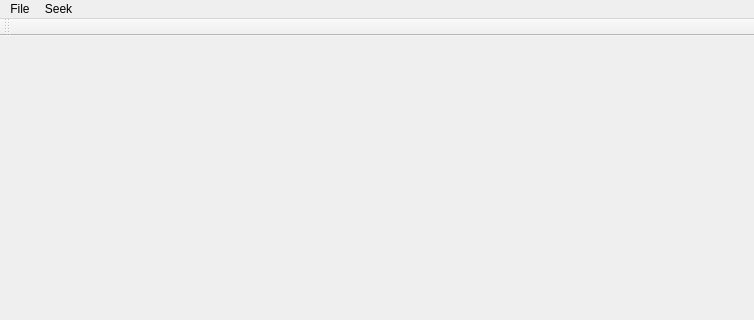
Qt form mainwindow.ui (lmp50/osa) before a commit; both pictures show x 0 to 754 and y 0 to 320 of the 754 by 483 pixel window.
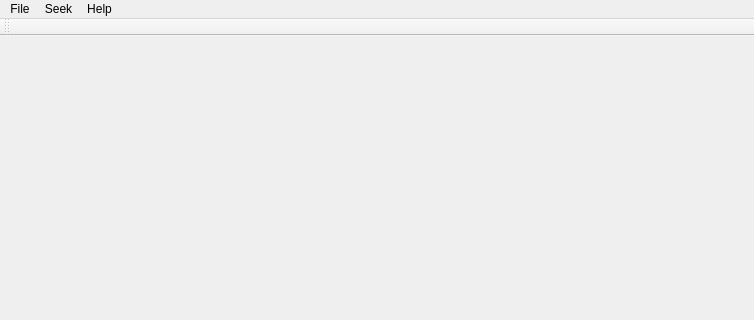
The same form after that commit.

Commit message: make quit

```diff
--- a/mainwindow.ui
+++ b/mainwindow.ui
@@ -38,8 +38,16 @@
     <addaction name="actionAutoload"/>
     <addaction name="actionProcess"/>
    </widget>
+   <widget class="QMenu" name="menuHelp">
+    <property name="title">
+     <string>Help</string>
+    </property>
+    <addaction name="actionHelp_menu"/>
+    <addaction name="actionAbout_osa"/>
+   </widget>
    <addaction name="menuFile_1"/>
    <addaction name="menuFile_2"/>
+   <addaction name="menuHelp"/>
   </widget>
   <widget class="QToolBar" name="mainToolBar">
    <attribute name="toolBarArea">
```
Left out of the diff: 13 changed lines with no effect on the pictures. The commit also changes 2 other files.
